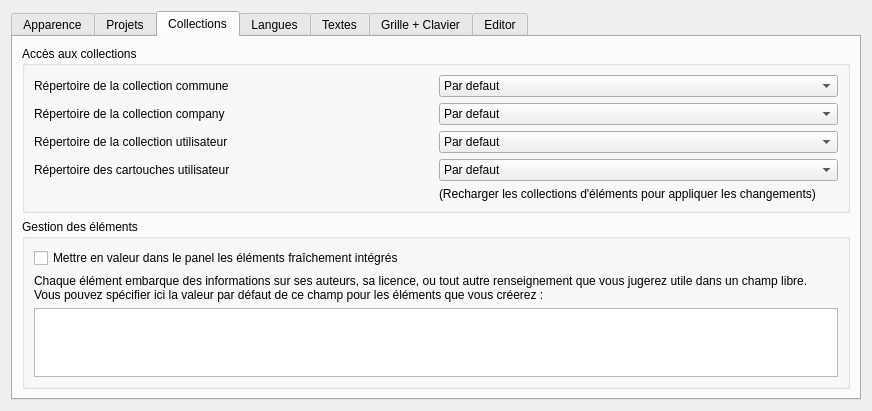
qelectrotech/qelectrotech-source-mirror, file sources/ui/configpage/generalconfigurationpage.ui: the form before one commit.
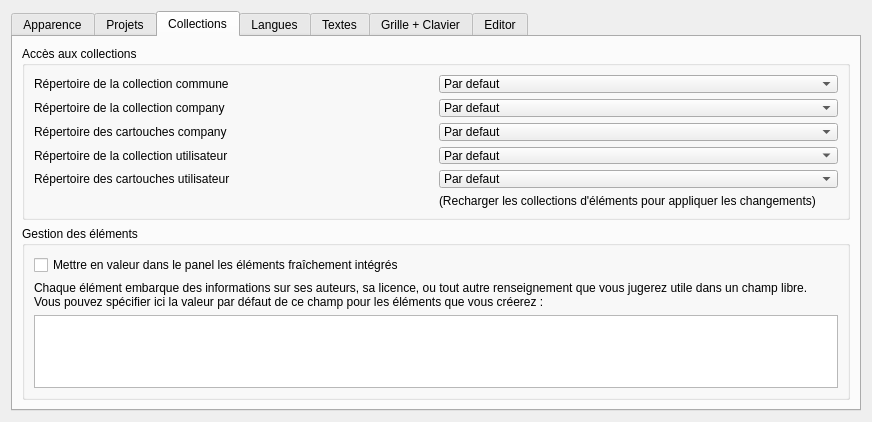
The form after the commit.

Commit message: added folder "company-titleblocks" \(incl. language-files\)

Diff of the .ui file:
```diff
--- a/sources/ui/configpage/generalconfigurationpage.ui
+++ b/sources/ui/configpage/generalconfigurationpage.ui
@@ -264,13 +264,34 @@
            </widget>
           </item>
           <item row="3" column="0">
+           <widget class="QLabel" name="label_17">
+            <property name="text">
+             <string>Répertoire des cartouches company</string>
+            </property>
+           </widget>
+          </item>
+          <item row="3" column="1">
+           <widget class="QComboBox" name="m_company_tbt_path_cb">
+            <item>
+             <property name="text">
+              <string>Par defaut</string>
+             </property>
+            </item>
+            <item>
+             <property name="text">
+              <string>Parcourir...</string>
+             </property>
+            </item>
+           </widget>
+          </item>
+          <item row="4" column="0">
            <widget class="QLabel" name="label_8">
             <property name="text">
              <string>Répertoire de la collection utilisateur</string>
             </property>
            </widget>
           </item>
-          <item row="3" column="1">
+          <item row="4" column="1">
            <widget class="QComboBox" name="m_custom_elmt_path_cb">
             <item>
              <property name="text">
@@ -284,28 +305,28 @@
             </item>
            </widget>
           </item>
-          <item row="4" column="0">
+          <item row="5" column="0">
            <widget class="QLabel" name="label_10">
             <property name="text">
              <string>Répertoire des cartouches utilisateur</string>
             </property>
            </widget>
           </item>
-          <item row="4" column="1">
-           <widget class="QComboBox" name="m_custom_tbt_path_cb">
-            <item>
-             <property name="text">
-              <string>Par defaut</string>
-             </property>
-            </item>
-            <item>
-             <property name="text">
-              <string>Parcourir...</string>
-             </property>
-            </item>
-           </widget>
-          </item>
           <item row="5" column="1">
+           <widget class="QComboBox" name="m_custom_tbt_path_cb">
+            <item>
+             <property name="text">
+              <string>Par defaut</string>
+             </property>
+            </item>
+            <item>
+             <property name="text">
+              <string>Parcourir...</string>
+             </property>
+            </item>
+           </widget>
+          </item>
+          <item row="6" column="1">
            <widget class="QLabel" name="label_9">
             <property name="text">
              <string>(Recharger les collections d'éléments pour appliquer les changements)</string>
```
The commit also changes 64 other files.
